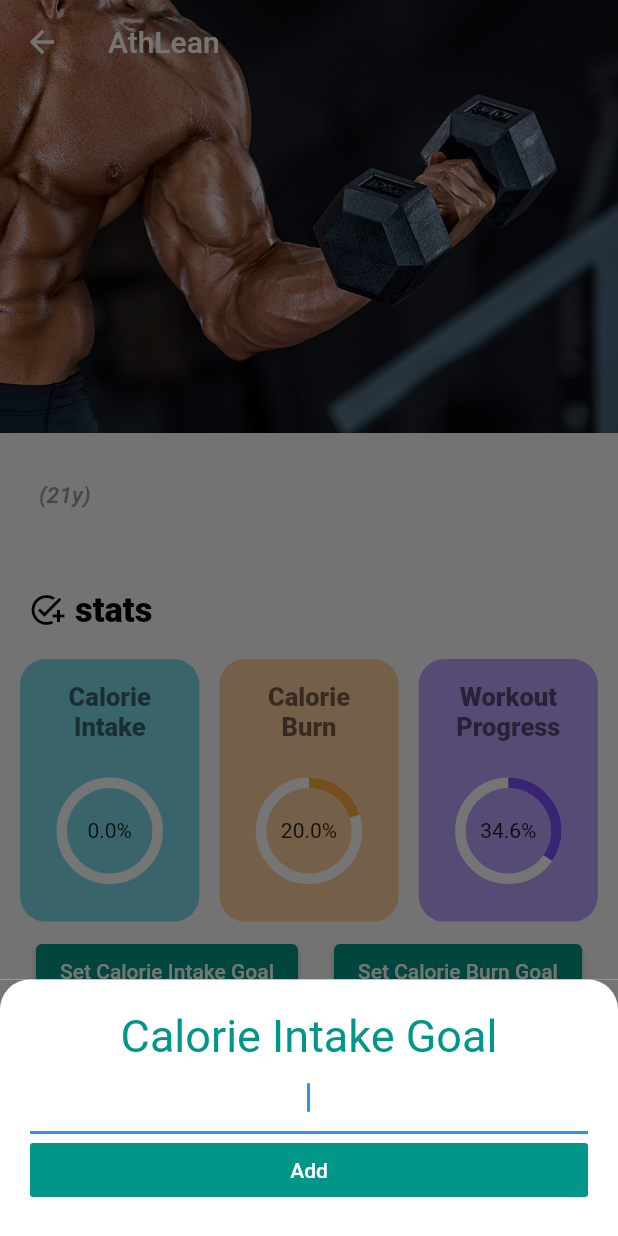
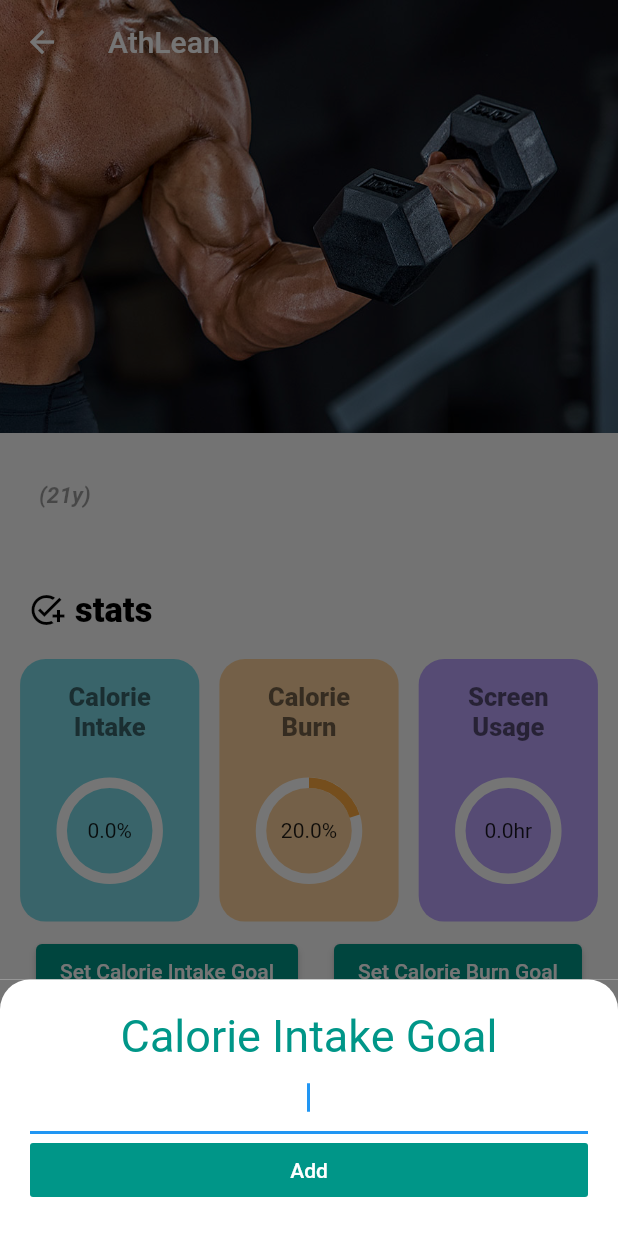
Before and after one commit to sherimello/Athlean, a Flutter app: the profile screen opened directly, after a tap on "Set Calorie Intake Goal", on a phone screen of 412 x 824 dp. Run offline on Flutter 3.47's test engine with Material 2 defaults, Android fonts, the phone set to English and light mode, and no system bars; drawn by our look-alikes of percent_indicator; our stand-ins replace cloud_firestore, firebase_auth, firebase_core, flutter_svg, font_awesome_flutter, modal_progress_hud_nsn; missing offline and left inert: app_usage, dart_numerics; accounts and stored records are empty.

Commit message:
Add device usage time

```diff
--- a/lib/pages/profile.dart
+++ b/lib/pages/profile.dart
@@ -6,9 +6,11 @@ import 'package:firebase_auth/firebase_auth.dart';
 import 'package:athlean/widgets/caloriegoalinput.dart';
 import 'package:cloud_firestore/cloud_firestore.dart';
 import 'package:athlean/widgets/calorieburngoal.dart';
+import 'package:app_usage/app_usage.dart';
 
 final FirebaseFirestore _firestore = FirebaseFirestore.instance;
 double intake = 100;
+double usage = 0;
 class profile extends StatefulWidget {
   const profile({Key? key}) : super(key: key);
 
@@ -30,6 +32,31 @@ class _profileState extends State<profile> {
       });
     }
   }
+
+  void getUsageStats() async {
+    try {
+      DateTime endDate = new DateTime.now();
+      DateTime startDate = endDate.subtract(Duration(hours: 24));
+      List<AppUsageInfo> infoList = await AppUsage.getAppUsage(startDate, endDate);
+
+      double sum = 0;
+      for (var info in infoList) {
+        sum += (info.usage.inHours);
+      }
+      setState(() {
+        usage = sum;
+      });
+    } on AppUsageException catch (exception) {
+      print(exception);
+    }
+  }
+
+  @override
+  void initState() {
+    getUsageStats();
+    super.initState();
+  }
+
   @override
   Widget build(BuildContext context) {
     final FirebaseAuth auth = FirebaseAuth.instance;
@@ -149,11 +176,11 @@ class _profileState extends State<profile> {
                             //the class receives a color for card bg and progress color,
                             // a text as the card title and lastly a progress of the respective action...
                             new home_progress_card(
-                                Colors.cyan, 'Calorie\nIntake', intake),
+                                Colors.cyan, 'Calorie\nIntake', intake, 0),
                             new home_progress_card(
-                                Colors.orangeAccent, 'Calorie\nBurn', 20),
+                                Colors.orangeAccent, 'Calorie\nBurn', 20, 0),
                             new home_progress_card(Colors.deepPurpleAccent,
-                                'Workout\nProgress', 34.6),
+                                'Screen\nUsage', usage, 1),
                           ],
                         ),
                       ),
--- a/lib/widgets/home_progress_card.dart
+++ b/lib/widgets/home_progress_card.dart
@@ -1,12 +1,15 @@
 import 'package:flutter/material.dart';
 import 'package:percent_indicator/percent_indicator.dart';
 
+String indic = "";
 class home_progress_card extends StatefulWidget {
   late Color color; //color of the card and the progress indicator
   var text; //title of the card
-  double progress; //progress of the progress indicator
+  double progress;
+  int flag;
+  //progress of the progress indicator
 
-  home_progress_card(this.color, this.text, this.progress);
+  home_progress_card(this.color, this.text, this.progress, this.flag);
 
   @override
   _home_progress_cardState createState() => _home_progress_cardState();
@@ -15,6 +18,10 @@ class home_progress_card extends StatefulWidget {
 class _home_progress_cardState extends State<home_progress_card> {
   @override
   Widget build(BuildContext context) {
+    if (widget.flag == 1)
+      indic = "hr";
+    else
+      indic = "%";
     return InkWell(
       child: Container(
         // height: MediaQuery.of(context).size.width * .37,
@@ -49,7 +56,7 @@ class _home_progress_cardState extends State<home_progress_card> {
                     animationDuration: 1200,
                     percent: widget.progress * .01,
                     backgroundColor: Colors.white,
-                    center: new Text((widget.progress).toString() + "%"),
+                    center: new Text((widget.progress).toString() + indic),
                     progressColor: widget.color,
                   )),
             ],
--- a/pubspec.yaml
+++ b/pubspec.yaml
@@ -38,6 +38,7 @@ dependencies:
   font_awesome_flutter: ^9.2.0
   dart_numerics: ^0.0.6
   provider: ^6.0.1
+  app_usage: ^2.0.0
 
 dev_dependencies:
   flutter_native_splash: ^1.2.4
```
Also changed, not shown: pubspec.lock, 1 other file.
